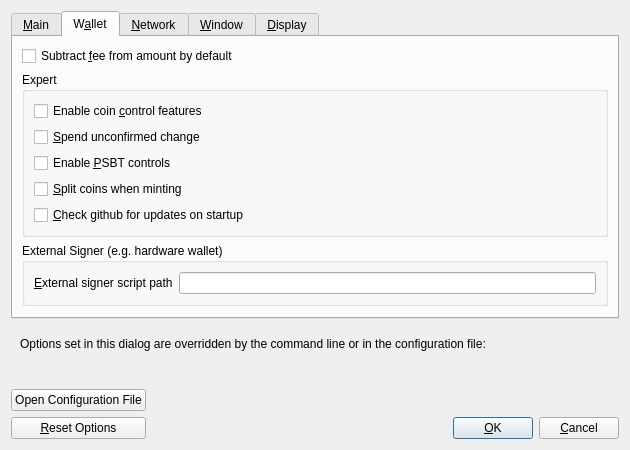
equalishcoin/equalishcoind, file src/qt/forms/optionsdialog.ui: the form before one commit.
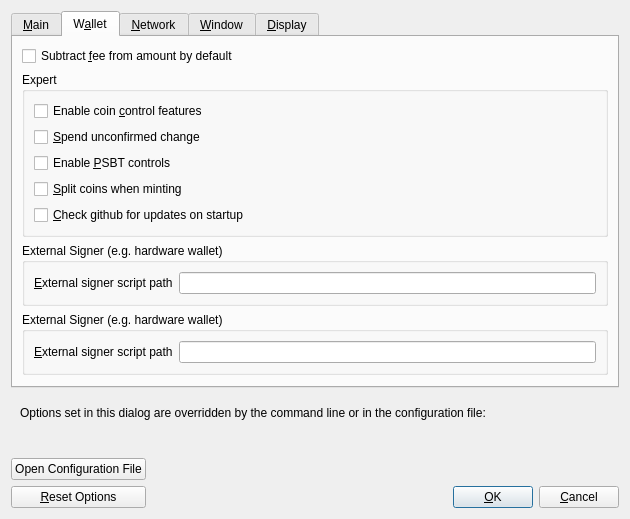
The form after the commit. The open tabs and pages were chosen to show the change. Custom widgets are drawn as their Qt base class.

Commit message: gui: add external signer path to options dialog

```diff
--- a/src/qt/forms/optionsdialog.ui
+++ b/src/qt/forms/optionsdialog.ui
@@ -265,6 +265,36 @@
          </layout>
         </widget>
        </item>
+       <item>
+        <widget class="QGroupBox" name="groupBoxHww">
+         <property name="title">
+          <string>External Signer (e.g. hardware wallet)</string>
+         </property>
+         <layout class="QVBoxLayout" name="verticalLayoutHww">
+           <item>
+            <layout class="QHBoxLayout" name="horizontalLayoutHww">
+             <item>
+              <widget class="QLabel" name="externalSignerPathLabel">
+               <property name="text">
+                <string>&amp;External signer script path</string>
+               </property>
+               <property name="buddy">
+                <cstring>externalSignerPath</cstring>
+               </property>
+              </widget>
+             </item>
+             <item>
+              <widget class="QLineEdit" name="externalSignerPath">
+                <property name="toolTip">
+                  <string>Full path to a Bitcoin Core compatible script (e.g. C:\Downloads\hwi.exe or /Users/you/Downloads/hwi.py). Beware: malware can steal your coins!</string>
+                </property>
+              </widget>
+             </item>
+            </layout>
+           </item>
+         </layout>
+        </widget>
+       </item>
        <item>
         <spacer name="verticalSpacer_Wallet">
          <property name="orientation">
```
